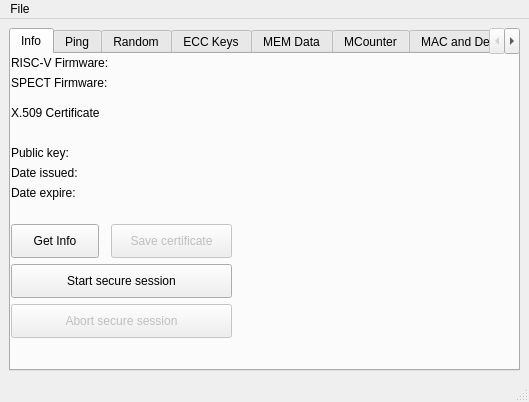
The window that mainwindow.ui (petrkr/tropic01manager) describes before a commit, drawn with Qt 5.
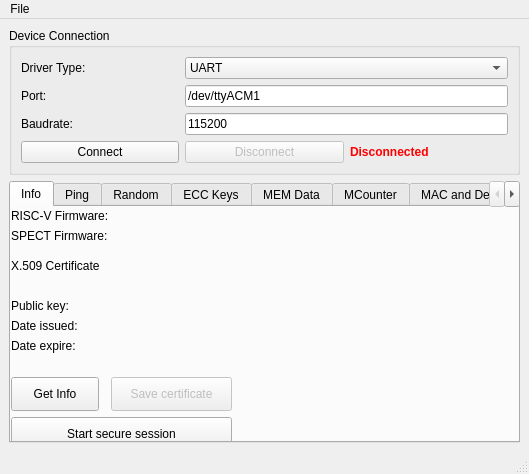
The same window after the commit.

Commit message: Connection manager

```diff
--- a/mainwindow.ui
+++ b/mainwindow.ui
@@ -21,7 +21,92 @@
     </sizepolicy>
    </property>
    <layout class="QGridLayout" name="gridLayout">
-    <item row="0" column="1">
+    <item row="0" column="0">
+     <widget class="QGroupBox" name="groupBoxConnection">
+      <property name="title">
+       <string>Device Connection</string>
+      </property>
+      <layout class="QGridLayout" name="gridLayout_5">
+       <item row="0" column="0">
+        <widget class="QLabel" name="label_15">
+         <property name="text">
+          <string>Driver Type:</string>
+         </property>
+        </widget>
+       </item>
+       <item row="0" column="1" colspan="2">
+        <widget class="QComboBox" name="cmbDriverType">
+         <item>
+          <property name="text">
+           <string>UART</string>
+          </property>
+         </item>
+         <item>
+          <property name="text">
+           <string>Network</string>
+          </property>
+         </item>
+        </widget>
+       </item>
+       <item row="1" column="0">
+        <widget class="QLabel" name="lblParam1">
+         <property name="text">
+          <string>Port:</string>
+         </property>
+        </widget>
+       </item>
+       <item row="1" column="1" colspan="2">
+        <widget class="QLineEdit" name="leParam1">
+         <property name="text">
+          <string>/dev/ttyACM1</string>
+         </property>
+        </widget>
+       </item>
+       <item row="2" column="0">
+        <widget class="QLabel" name="lblParam2">
+         <property name="text">
+          <string>Baudrate:</string>
+         </property>
+        </widget>
+       </item>
+       <item row="2" column="1" colspan="2">
+        <widget class="QLineEdit" name="leParam2">
+         <property name="text">
+          <string>115200</string>
+         </property>
+        </widget>
+       </item>
+       <item row="3" column="0">
+        <widget class="QPushButton" name="btnConnect">
+         <property name="text">
+          <string>Connect</string>
+         </property>
+        </widget>
+       </item>
+       <item row="3" column="1">
+        <widget class="QPushButton" name="btnDisconnect">
+         <property name="enabled">
+          <bool>false</bool>
+         </property>
+         <property name="text">
+          <string>Disconnect</string>
+         </property>
+        </widget>
+       </item>
+       <item row="3" column="2">
+        <widget class="QLabel" name="lblConnectionStatus">
+         <property name="text">
+          <string>Disconnected</string>
+         </property>
+         <property name="styleSheet">
+          <string notr="true">color: red; font-weight: bold;</string>
+         </property>
+        </widget>
+       </item>
+      </layout>
+     </widget>
+    </item>
+    <item row="1" column="0">
      <widget class="QTabWidget" name="tabWidget">
       <property name="sizeIncrement">
        <size>
```
The commit also changes 2 other files.
